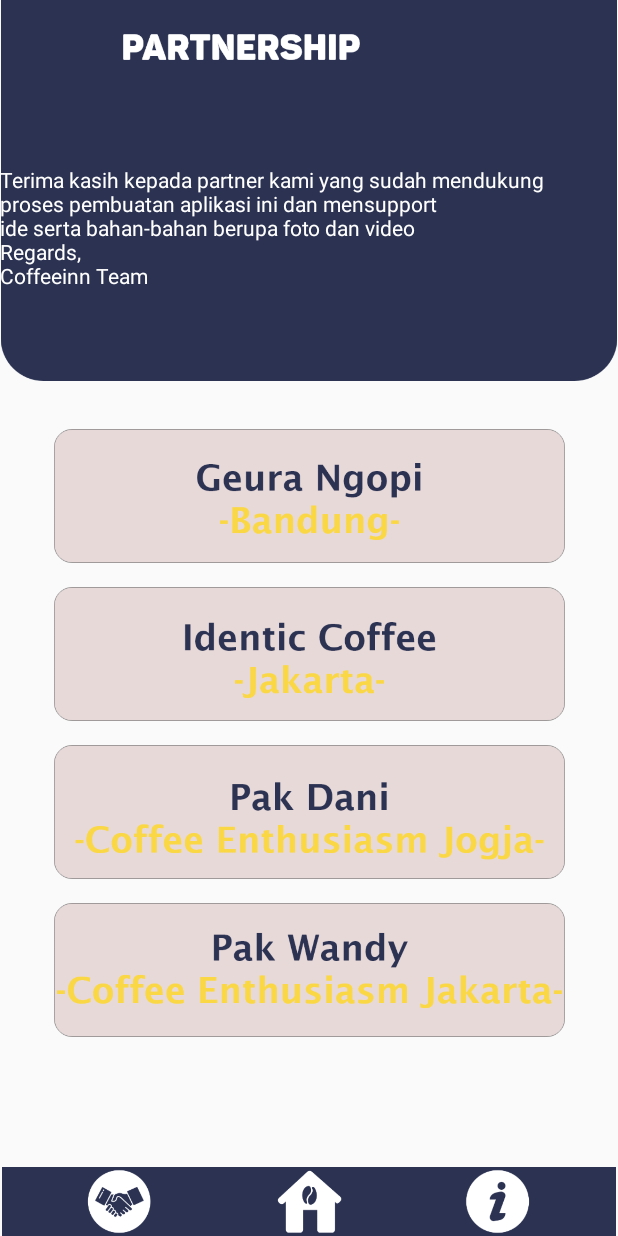
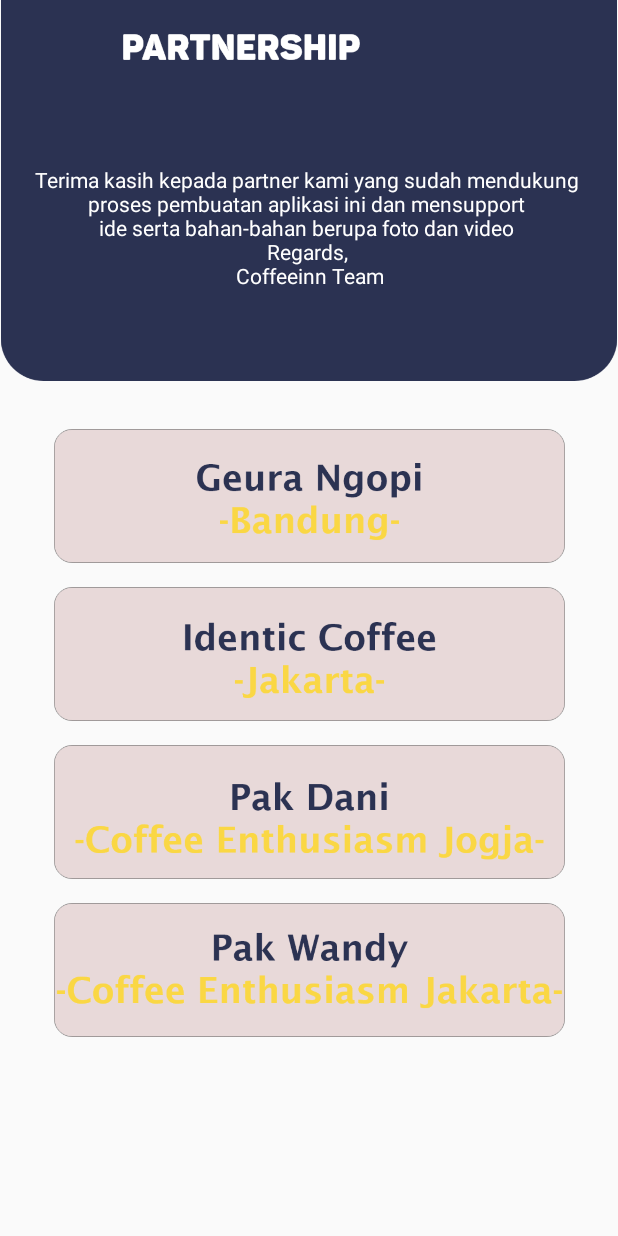
Before and after one commit to edoricardo/CoffeeInn, an Android app: the fragment PartnerFragment shown on its own in the app's theme, on a phone screen of 412 x 824 dp. Run offline under Robolectric (Android 15) with nearby library versions, the phone set to English and light mode, and no system bars.

Commit message:
update 01

```diff
--- a/app/src/main/res/layout/fragment_partner.xml
+++ b/app/src/main/res/layout/fragment_partner.xml
@@ -22,7 +22,9 @@
         android:layout_height="wrap_content"
         android:layout_marginTop="64dp"
         android:text="@string/thanks"
+        android:textAlignment="center"
         android:textColor="#FFFFFF"
+        app:layout_constraintEnd_toEndOf="parent"
         app:layout_constraintStart_toStartOf="parent"
         app:layout_constraintTop_toBottomOf="@+id/imageView14" />
 
@@ -81,13 +83,4 @@
         app:layout_constraintStart_toStartOf="parent"
         app:layout_constraintTop_toTopOf="parent" />
 
-    <ImageView
-        android:id="@+id/imageView15"
-        android:layout_width="wrap_content"
-        android:layout_height="wrap_content"
-        android:adjustViewBounds="true"
-        android:src="@drawable/tab"
-        app:layout_constraintBottom_toBottomOf="parent"
-        app:layout_constraintStart_toStartOf="parent" />
-
 </androidx.constraintlayout.widget.ConstraintLayout>
```
